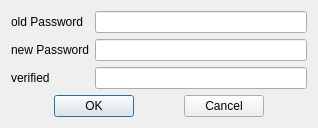
Before: the Qt Designer form src/VBox/Frontends/VirtualBox/src/settings/global/UIGlobalSettingsChgPwd.ui in aspirefhaha/vbox50, drawn with Qt 5.
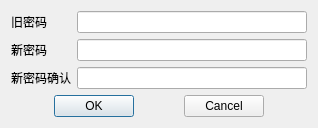
After: the same form once the commit is applied.

The edit to the form file:
```diff
--- a/src/VBox/Frontends/VirtualBox/src/settings/global/UIGlobalSettingsChgPwd.ui
+++ b/src/VBox/Frontends/VirtualBox/src/settings/global/UIGlobalSettingsChgPwd.ui
@@ -25,7 +25,7 @@
      <item row="0" column="0">
       <widget class="QLabel" name="label">
        <property name="text">
-        <string>old Password</string>
+        <string>旧密码</string>
        </property>
       </widget>
      </item>
@@ -39,7 +39,7 @@
      <item row="1" column="0">
       <widget class="QLabel" name="label_3">
        <property name="text">
-        <string>new Password</string>
+        <string>新密码</string>
        </property>
       </widget>
      </item>
@@ -53,7 +53,7 @@
      <item row="2" column="0">
       <widget class="QLabel" name="label_2">
        <property name="text">
-        <string>verified</string>
+        <string>新密码确认</string>
        </property>
       </widget>
      </item>
```
Left out of the diff: 2 changed lines with no effect on the pictures.
